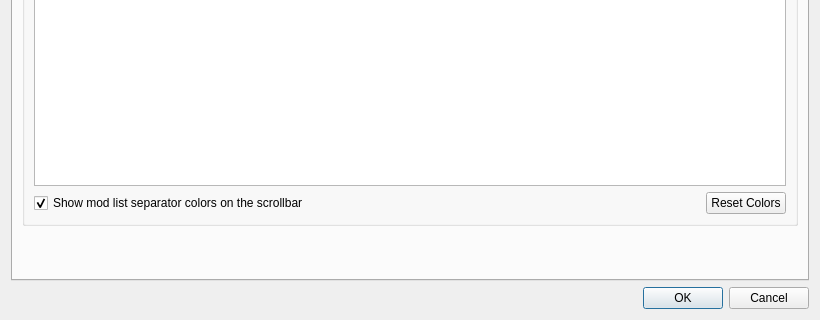
This is modorganizer/src/settingsdialog.ui in Holt59/mo2-merge as Qt 5 draws it before an edit; both pictures show x 0 to 820 and y 332 to 652 of the 820 by 652 pixel window. The edited form follows.
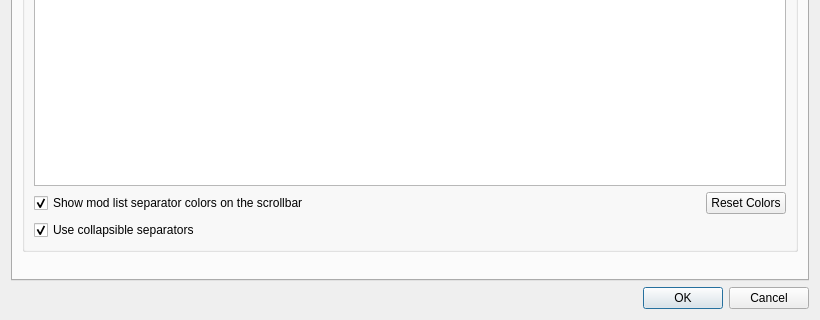
This is the edited form. Icons and pictures are not drawn. Custom widgets are drawn as their Qt base class.

Commit message: [modorganizer] Add option to disable collapsible separators.

Patch:
```diff
--- a/modorganizer/src/settingsdialog.ui
+++ b/modorganizer/src/settingsdialog.ui
@@ -338,6 +338,43 @@
             </layout>
            </widget>
           </item>
+          <item>
+           <widget class="QWidget" name="widget_8" native="true">
+            <property name="minimumSize">
+             <size>
+              <width>0</width>
+              <height>0</height>
+             </size>
+            </property>
+            <layout class="QHBoxLayout" name="horizontalLayout_11">
+             <property name="leftMargin">
+              <number>0</number>
+             </property>
+             <property name="topMargin">
+              <number>0</number>
+             </property>
+             <property name="rightMargin">
+              <number>0</number>
+             </property>
+             <property name="bottomMargin">
+              <number>0</number>
+             </property>
+             <item>
+              <widget class="QCheckBox" name="collapsibleSeparatorsBox">
+               <property name="text">
+                <string>Use collapsible separators</string>
+               </property>
+               <property name="checked">
+                <bool>true</bool>
+               </property>
+               <property name="tristate">
+                <bool>false</bool>
+               </property>
+              </widget>
+             </item>
+            </layout>
+           </widget>
+          </item>
          </layout>
         </widget>
        </item>
```
The commit also changes 6 other files.
